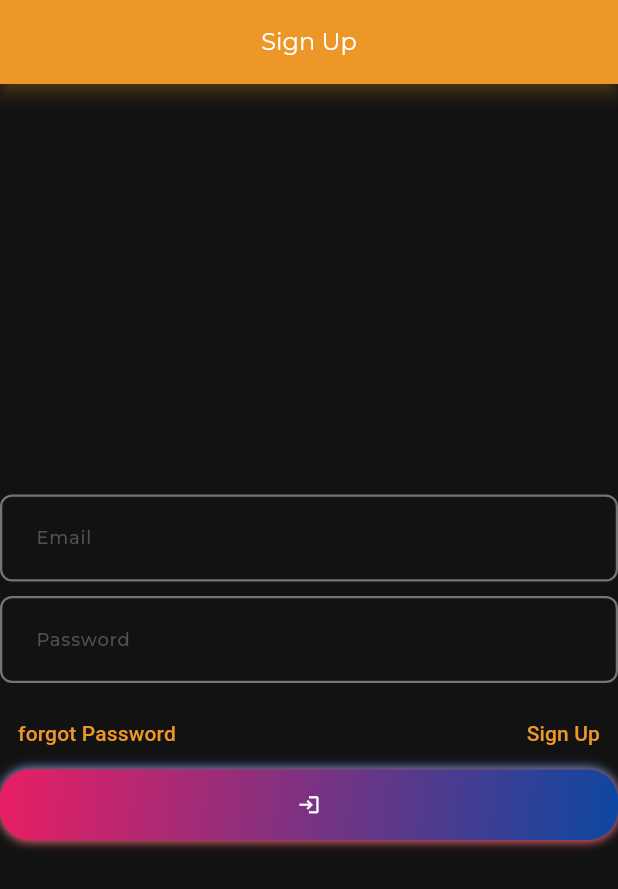
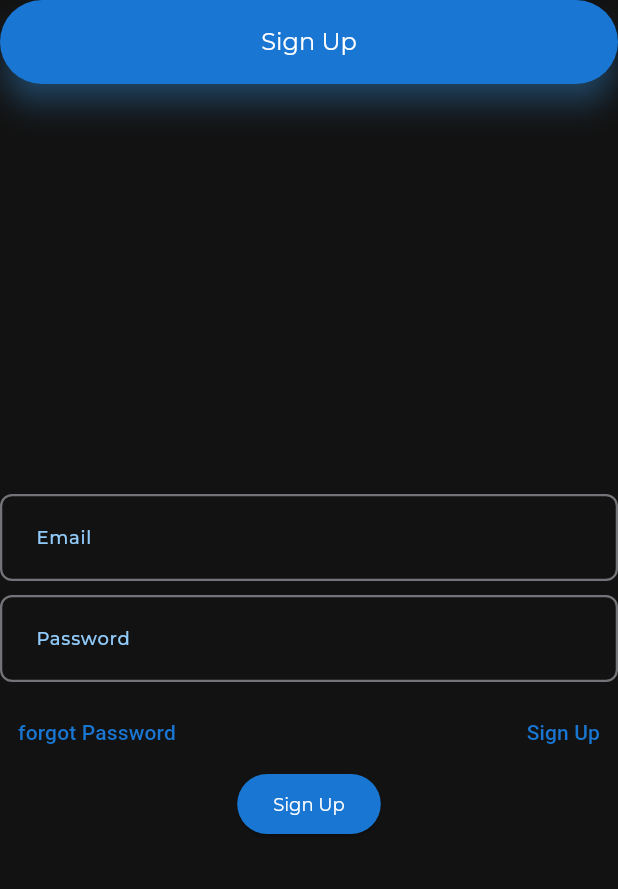
Before and after one commit to Kratosgado/flutter_frontend_chat_app, a Flutter app: the screen it shows after launch, after a tap on "Login", on a phone screen of 412 x 824 dp. Shown: the top 889 px of the screen. Run offline on Flutter 3.47's test engine with Material 3 defaults, Android fonts, the phone set to English and light mode, and no system bars; our stand-ins replace get, get_it, internet_connection_checker, shared_preferences.

Commit message:
change styles

```diff
--- a/lib/app/app.dart
+++ b/lib/app/app.dart
@@ -2,7 +2,6 @@ import 'package:flutter/material.dart';
 import 'package:flutter_frontend_chat_app/app/app_refs.dart';
 import 'package:flutter_frontend_chat_app/app/di.dart';
 import 'package:flutter_frontend_chat_app/resources/route_manager.dart';
-import 'package:flutter_frontend_chat_app/views/splash/splash.dart';
 import 'package:get/get.dart';
 
 import '../resources/theme_manager.dart';
--- a/lib/data/models/user_model.dart
+++ b/lib/data/models/user_model.dart
@@ -1,6 +1,3 @@
-import 'chat_model.dart';
-import 'message_model.dart';
-import 'picture_model.dart';
 
 class User {
   final String id;
--- a/lib/data/network/network_info.dart
+++ b/lib/data/network/network_info.dart
@@ -5,7 +5,7 @@ abstract class NetworkInfo {
 }
 
 class NetworkInfoImpl implements NetworkInfo {
-  InternetConnectionChecker _dataConnectionChecker;
+  final InternetConnectionChecker _dataConnectionChecker;
 
   NetworkInfoImpl(this._dataConnectionChecker);
 
--- a/lib/resources/components/action_button.dart
+++ b/lib/resources/components/action_button.dart
@@ -1,25 +1,15 @@
 import 'package:flutter/material.dart';
-import 'package:flutter_frontend_chat_app/data/models/signup_data.dart';
-import 'package:flutter_frontend_chat_app/resources/color_manager.dart';
+import 'package:flutter_frontend_chat_app/resources/styles_manager.dart';
 import 'package:flutter_frontend_chat_app/resources/values_manager.dart';
 
 Widget actionButton(VoidCallback onTap) {
-  return InkWell(
-    onTap: onTap,
+  return InkResponse(
+
+    onTap: () {},
     child: Container(
       alignment: Alignment.center,
       padding: const EdgeInsets.symmetric(vertical: Spacing.s16, horizontal: Spacing.s40),
-      decoration: BoxDecoration(
-        borderRadius: BorderRadius.circular(20),
-        boxShadow: const [
-          BoxShadow(color: Colors.blue, offset: Offset(0, -1), blurRadius: 5),
-          BoxShadow(color: Colors.red, offset: Offset(0, 1), blurRadius: 5),
-        ],
-        gradient: LinearGradient(begin: Alignment.topLeft, end: Alignment.bottomRight, colors: [
-          Colors.pink,
-          Colors.blue.shade900,
-        ]),
-      ),
+      decoration: StyleManager.boxDecoration,
       child: const Icon(
         Icons.login,
         color: Colors.white,
--- a/lib/resources/theme_manager.dart
+++ b/lib/resources/theme_manager.dart
@@ -7,13 +7,13 @@ import 'package:flutter_frontend_chat_app/resources/values_manager.dart';
 ThemeData getApplicationTheme() {
   return ThemeData(
       // main colors of the app
-      primaryColor: ColorManager.primary,
-      primaryColorLight: ColorManager.primaryOpacity70,
-      primaryColorDark: ColorManager.darkPrimary,
+      // primaryColor: ColorManager.primary,
+      // primaryColorLight: ColorManager.primaryOpacity70,
+      // primaryColorDark: ColorManager.darkPrimary,
       disabledColor: ColorManager.grey1,
       colorScheme: ColorScheme.dark(
         background: ColorManager.bgColor,
-        primary: ColorManager.primary,
+        primary: Colors.blue.shade700,
         onPrimary: ColorManager.lightGrey,
         secondary: ColorManager.secondaryColor,
         onSecondary: ColorManager.grey2,
@@ -28,23 +28,27 @@ ThemeData getApplicationTheme() {
       // App bar theme
       appBarTheme: AppBarTheme(
           centerTitle: true,
-          color: ColorManager.primary,
-          elevation: Spacing.s4,
-          shadowColor: ColorManager.primaryOpacity70,
+          color: Colors.blue.shade700,
+          shape: const StadiumBorder(),
+          elevation: Spacing.s8,
+          shadowColor: Colors.blue.shade400,
           titleTextStyle: getRegularStyle(color: ColorManager.white, fontSize: FontSize.s16)),
       // Button theme
       buttonTheme: ButtonThemeData(
           shape: const StadiumBorder(),
           disabledColor: ColorManager.grey1,
-          buttonColor: ColorManager.primary,
-          splashColor: ColorManager.primaryOpacity70),
+          buttonColor: Colors.blue.shade700,
+          splashColor: ColorManager.bgColor),
 
       // elevated button theme
       elevatedButtonTheme: ElevatedButtonThemeData(
-          style: ElevatedButton.styleFrom(
-              textStyle: getRegularStyle(color: ColorManager.white),
-              backgroundColor: ColorManager.primary,
-              shape: RoundedRectangleBorder(borderRadius: BorderRadius.circular(Spacing.s12)))),
+        style: ElevatedButton.styleFrom(
+            textStyle: getRegularStyle(color: Colors.white),
+            backgroundColor: Colors.blue.shade700,
+            foregroundColor: Colors.white,
+            shape: const StadiumBorder(),
+            splashFactory: InkSparkle.splashFactory),
+      ),
 
       // Text theme
       textTheme: TextTheme(
@@ -60,12 +64,15 @@ ThemeData getApplicationTheme() {
       // input decoration theme (text form field)
 
       inputDecorationTheme: InputDecorationTheme(
+        isDense: true,
+
         contentPadding: const EdgeInsets.all(Spacing.s20),
         // hint style
-        hintStyle: getRegularStyle(color: ColorManager.grey1),
+        hintStyle: getRegularStyle(color: Colors.blueAccent),
+        iconColor: Colors.blue.shade200,
 
         // label style
-        labelStyle: getMediumStyle(color: ColorManager.darkGrey),
+        labelStyle: getMediumStyle(color: Colors.blue.shade200),
         // error style
         errorStyle: getRegularStyle(color: ColorManager.error),
 
@@ -76,13 +83,16 @@ ThemeData getApplicationTheme() {
 
         // focused border
         focusedBorder: OutlineInputBorder(
-            borderSide: BorderSide(color: ColorManager.primary, width: Spacing.s1_5),
+            borderSide: BorderSide(color: Colors.blue.shade500, width: Spacing.s1_5),
             borderRadius: const BorderRadius.all(Radius.circular(Spacing.s8))),
 
         // error border
         errorBorder: OutlineInputBorder(
-            borderSide: BorderSide(color: ColorManager.error, width: Spacing.s1_5),
-            borderRadius: const BorderRadius.all(Radius.circular(Spacing.s8))),
+          borderSide: BorderSide(color: ColorManager.error, width: Spacing.s1_5),
+          borderRadius: const BorderRadius.all(
+            Radius.circular(Spacing.s8),
+          ),
+        ),
         // focused error border
         focusedErrorBorder: OutlineInputBorder(
             borderSide: BorderSide(color: ColorManager.primary, width: Spacing.s1_5),
--- a/lib/views/auth/login.dart
+++ b/lib/views/auth/login.dart
@@ -1,6 +1,5 @@
 import 'package:flutter/material.dart';
 import 'package:flutter_frontend_chat_app/data/network/services/server.dart';
-import 'package:flutter_frontend_chat_app/resources/components/action_button.dart';
 import 'package:flutter_frontend_chat_app/resources/values_manager.dart';
 import 'package:flutter_frontend_chat_app/views/auth/signup.dart';
 import 'package:get/get.dart';
@@ -64,13 +63,17 @@ class LoginViewState extends State<LoginView> {
                         child: const Text('Sign Up'))
                   ],
                 ),
-                actionButton(() {
-                  if (_formKey.currentState!.validate()) {
-                    debugPrint('Email: ${_emailController.text}');
-                    debugPrint('Password: ${_passwordController.text}');
-                    serverService.signIn(_emailController.text, _passwordController.text);
-                  }
-                })
+                ElevatedButton(
+                  child: const Text(
+                    'Sign Up',
+                  ),
+                  onPressed: () {
+                    if (_formKey.currentState!.validate()) {
+                      debugPrint('Email: ${_emailController.text}');
+                      debugPrint('Password: ${_passwordController.text}');
+                    }
+                  },
+                ),
               ],
             ),
           ),
--- a/lib/views/auth/signup.dart
+++ b/lib/views/auth/signup.dart
@@ -1,8 +1,5 @@
 import 'package:flutter/material.dart';
-import 'package:flutter_frontend_chat_app/data/network/services/server.dart';
-import 'package:flutter_frontend_chat_app/resources/color_manager.dart';
-import 'package:flutter_frontend_chat_app/resources/components/action_button.dart';
-import 'package:flutter_frontend_chat_app/resources/string_manager.dart';
+
 import 'package:flutter_frontend_chat_app/resources/values_manager.dart';
 import 'package:flutter_frontend_chat_app/views/auth/login.dart';
 import 'package:get/get.dart';
@@ -23,10 +20,15 @@ class SignUpScreenState extends State<SignUpScreen> {
   @override
   Widget build(BuildContext context) {
     return Scaffold(
-      appBar: AppBar(title: const Text('Sign Up')),
+      appBar: AppBar(
+        title: const Text('Sign Up'),
+      ),
       body: Padding(
         padding: const EdgeInsets.all(10.0),
         child: Form(
+          onPopInvoked: (didPop) => const Dialog(
+            child: Text("exit?"),
+          ),
           key: _formKey,
           child: Center(
             child: SizedBox(
@@ -35,6 +37,8 @@ class SignUpScreenState extends State<SignUpScreen> {
                 mainAxisAlignment: MainAxisAlignment.center,
                 children: <Widget>[
                   TextFormField(
+                    autocorrect: true,
+                    autofocus: true,
                     controller: _usernameController,
                     decoration: const InputDecoration(labelText: 'Username'),
                     validator: (value) {
@@ -46,6 +50,7 @@ class SignUpScreenState extends State<SignUpScreen> {
                   ),
                   const Spacer(),
                   TextFormField(
+                    autocorrect: true,
                     controller: _emailController,
                     decoration: const InputDecoration(labelText: 'Email'),
                     validator: (value) {
@@ -78,28 +83,18 @@ class SignUpScreenState extends State<SignUpScreen> {
                           )),
                     ],
                   ),
-                  actionButton(() {
-                    if (_formKey.currentState!.validate()) {
-                      ServerService().signUp(_emailController.text, _usernameController.text,
-                          _passwordController.text);
-                      debugPrint('Username: ${_usernameController.text}');
-                      debugPrint('Email: ${_emailController.text}');
-                      debugPrint('Password: ${_passwordController.text}');
-                    }
-                  })
-                  // ElevatedButton(
-                  //   child: const Text(
-                  //     'Sign Up',
-                  //     style: TextStyle(color: ColorManager.bgColor),
-                  //   ),
-                  //   onPressed: () {
-                  //     if (_formKey.currentState!.validate()) {
-                  //       debugPrint('Username: ${_usernameController.text}');
-                  //       debugPrint('Email: ${_emailController.text}');
-                  //       debugPrint('Password: ${_passwordController.text}');
-                  //     }
-                  //   },
-                  // ),
+                  ElevatedButton(
+                    child: const Text(
+                      'Sign Up',
+                    ),
+                    onPressed: () {
+                      if (_formKey.currentState!.validate()) {
+                        debugPrint('Username: ${_usernameController.text}');
+                        debugPrint('Email: ${_emailController.text}');
+                        debugPrint('Password: ${_passwordController.text}');
+                      }
+                    },
+                  ),
                 ],
               ),
             ),
```
Also changed, not shown: lib/resources/styles_manager.dart (+30 -27 lines), assets/images/1.5x/image.png (added), assets/images/2.0x/image.png (added), assets/images/3.0x/image.png (added), assets/images/4.0x/image.png (added).
